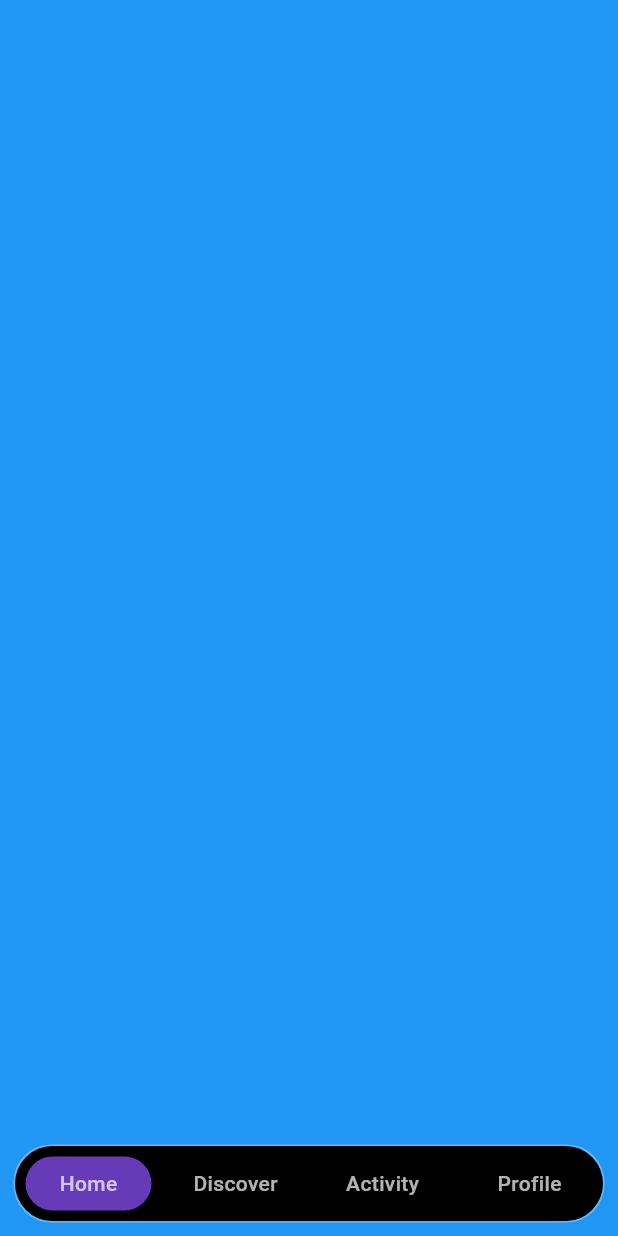
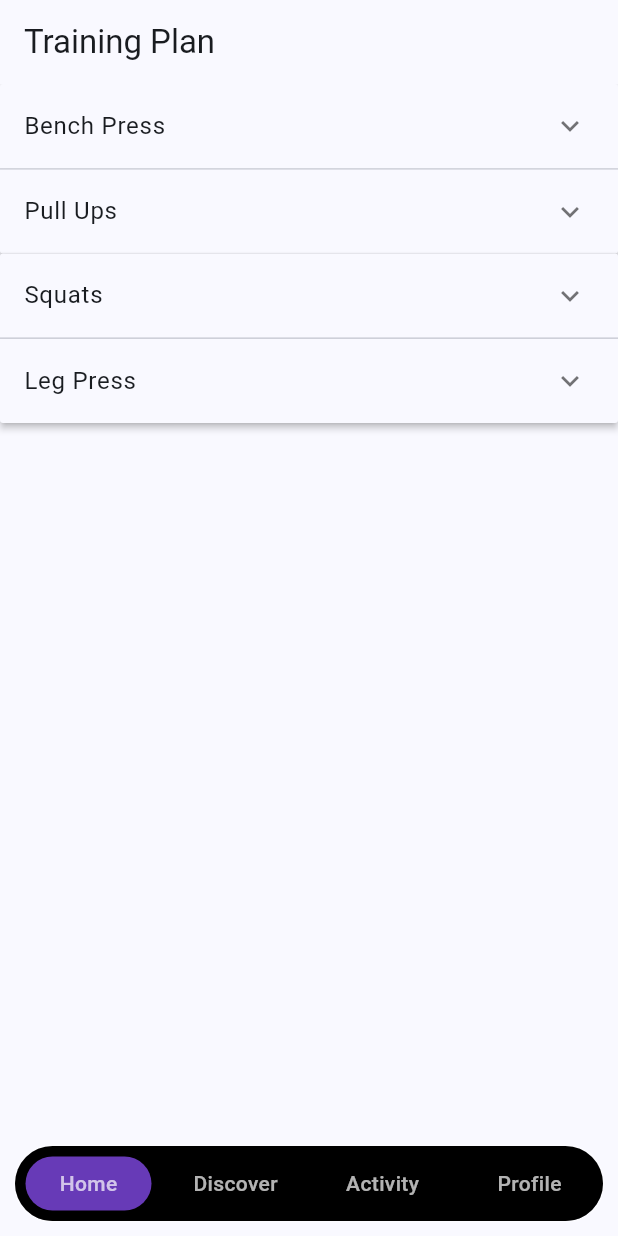
Before and after one commit to finn-olekahl/pulse_pro, a Flutter app: the screen it shows once a user with an empty profile is signed in, swiped to page 3, on a phone screen of 412 x 824 dp. Run offline on Flutter 3.47's test engine with Material 3 defaults, Android fonts, the phone set to English and light mode, and no system bars; our stand-ins replace bloc, cloud_firestore, equatable, firebase_auth, firebase_core, flutter_bloc and 4 more; accounts and stored records are empty; project files that could hold a hidden picture were left out.

Commit message:
add training plan page

```diff
--- a/lib/app/app_router.dart
+++ b/lib/app/app_router.dart
@@ -2,7 +2,6 @@ import 'package:flutter/material.dart';
 import 'package:flutter_bloc/flutter_bloc.dart';
 import 'package:go_router/go_router.dart';
 import 'package:pulse_pro/bloc/app_state_bloc.dart';
-import 'package:pulse_pro/features/debug/debug_page.dart';
 import 'package:pulse_pro/features/home/home_page.dart';
 import 'package:pulse_pro/features/login/login_page.dart';
 import 'package:pulse_pro/features/profile/profile_page.dart';
@@ -36,10 +35,6 @@ class AppRouter {
         GoRoute(
           path: '/profile',
           builder: (context, state) => const ProfilePage(),
-        ),
-        GoRoute(
-          path: '/debug',
-          builder: (context, state) => const DebugPage(),
         )
       ],
       redirect: (context, state) {
--- a/lib/features/debug/debug_page.dart
+++ /dev/null
@@ -1,30 +0,0 @@
-import 'package:flutter/material.dart';
-import 'package:go_router/go_router.dart';
-
-class DebugPage extends StatelessWidget {
-  const DebugPage({super.key});
-
-  @override
-  Widget build(BuildContext context) {
-    return Scaffold(
-      appBar: AppBar(
-        title: const Text('Debug Page'),
-      ),
-      body: Center(
-        child: Column(
-          mainAxisAlignment: MainAxisAlignment.center,
-          children: [
-            ElevatedButton(
-              onPressed: () => context.go('/home'),
-              child: const Text('Home'),
-            ),
-            ElevatedButton(
-              onPressed: () => context.go('/profile'),
-              child: const Text('Profile'),
-            ),
-          ],
-        ),
-      ),
-    );
-  }
-}
--- a/lib/features/home/view/home_view.dart
+++ b/lib/features/home/view/home_view.dart
@@ -3,6 +3,7 @@ import 'package:preload_page_view/preload_page_view.dart';
 
 import 'package:pulse_pro/features/home/view/widgets/dock/dock.dart';
 import 'package:pulse_pro/features/home/view/widgets/dock/dock_controller.dart';
+import 'package:pulse_pro/features/trainings_plan/plan_page.dart';
 
 class HomeView extends StatefulWidget {
   const HomeView({super.key});
@@ -43,9 +44,7 @@ class _HomeViewState extends State<HomeView> {
           Container(
             color: Colors.black,
           ),
-          Container(
-            color: Colors.blue,
-          ),
+          const TrainingPlanPage(),
           Container(
             color: Colors.yellow,
           ),
--- /dev/null
+++ b/lib/features/trainings_plan/cubit/trainings_plan_cubit.dart
@@ -0,0 +1,8 @@
+import 'package:bloc/bloc.dart';
+import 'package:equatable/equatable.dart';
+
+part 'trainings_plan_state.dart';
+
+class TrainingsPlanCubit extends Cubit<TrainingsPlanState> {
+  TrainingsPlanCubit() : super(TrainingsPlanInitial());
+}
--- /dev/null
+++ b/lib/features/trainings_plan/cubit/trainings_plan_state.dart
@@ -0,0 +1,10 @@
+part of 'trainings_plan_cubit.dart';
+
+sealed class TrainingsPlanState extends Equatable {
+  const TrainingsPlanState();
+
+  @override
+  List<Object> get props => [];
+}
+
+final class TrainingsPlanInitial extends TrainingsPlanState {}
--- /dev/null
+++ b/lib/features/trainings_plan/plan_page.dart
@@ -0,0 +1,16 @@
+import 'package:flutter/material.dart';
+import 'package:flutter_bloc/flutter_bloc.dart';
+import 'package:pulse_pro/features/trainings_plan/cubit/trainings_plan_cubit.dart';
+import 'package:pulse_pro/features/trainings_plan/view/plan_view.dart';
+
+class TrainingPlanPage extends StatelessWidget {
+  const TrainingPlanPage({super.key});
+
+  @override
+  Widget build(BuildContext context) {
+    return BlocProvider(
+      create: (context) => TrainingsPlanCubit(),
+      child: TrainingsPlanView(),
+    );
+  }
+}
--- /dev/null
+++ b/lib/features/trainings_plan/view/plan_view.dart
@@ -0,0 +1,79 @@
+import 'package:flutter/material.dart';
+
+class TrainingsPlanView extends StatefulWidget {
+  TrainingsPlanView({super.key});
+
+  @override
+  State<TrainingsPlanView> createState() => _TrainingsPlanViewState();
+}
+
+class _TrainingsPlanViewState extends State<TrainingsPlanView> {
+  List<TrainingSplit> _splits = [
+    TrainingSplit(title: 'Day 1: Chest/Back', exercises: [
+      Exercise(name: 'Bench Press', weights: [100, 105, 110]),
+      Exercise(name: 'Pull Ups', weights: [0, 0, 0]),
+    ]),
+    TrainingSplit(title: 'Day 2: Legs', exercises: [
+      Exercise(name: 'Squats', weights: [120, 125, 130]),
+      Exercise(name: 'Leg Press', weights: [200, 210, 220]),
+    ]),
+  ];
+
+  @override
+  Widget build(BuildContext context) {
+    return Scaffold(
+      appBar: AppBar(title: Text("Training Plan")),
+      body: ListView(
+        children: _splits.map<Widget>(_buildSplitPanel).toList(),
+      ),
+    );
+  }
+
+  Widget _buildSplitPanel(TrainingSplit split) {
+    return ExpansionPanelList(
+      expansionCallback: (int index, bool isExpanded) {
+        setState(() {
+          split.exercises[index].isExpanded = isExpanded;
+        });
+      },
+      children: split.exercises.map<ExpansionPanel>((Exercise exercise) {
+        return ExpansionPanel(
+          headerBuilder: (BuildContext context, bool isExpanded) {
+            return ListTile(title: Text(exercise.name));
+          },
+          body: Column(
+            children: exercise.weights.asMap().entries.map((entry) {
+              int setNumber = entry.key + 1;
+              int weight = entry.value;
+              return ListTile(
+                title: Text('Set $setNumber: $weight kg'),
+                trailing: IconButton(
+                  icon: Icon(Icons.edit),
+                  onPressed: () {
+                    // Implement your logic for changing weights here
+                  },
+                ),
+              );
+            }).toList(),
+          ),
+          isExpanded: exercise.isExpanded,
+        );
+      }).toList(),
+    );
+  }
+}
+
+class Exercise {
+  String name;
+  List<int> weights; // Weights for each set of the exercise
+  bool isExpanded;
+
+  Exercise({required this.name, required this.weights, this.isExpanded = false});
+}
+
+class TrainingSplit {
+  String title;
+  List<Exercise> exercises;
+
+  TrainingSplit({required this.title, required this.exercises});
+}
```
Also changed, not shown: lib/features/trainings_program/cubit/program_cubit.dart (deleted), lib/features/trainings_program/cubit/program_state.dart (deleted), lib/features/trainings_program/program_page.dart (deleted), lib/features/trainings_program/view/program_view.dart (deleted).
